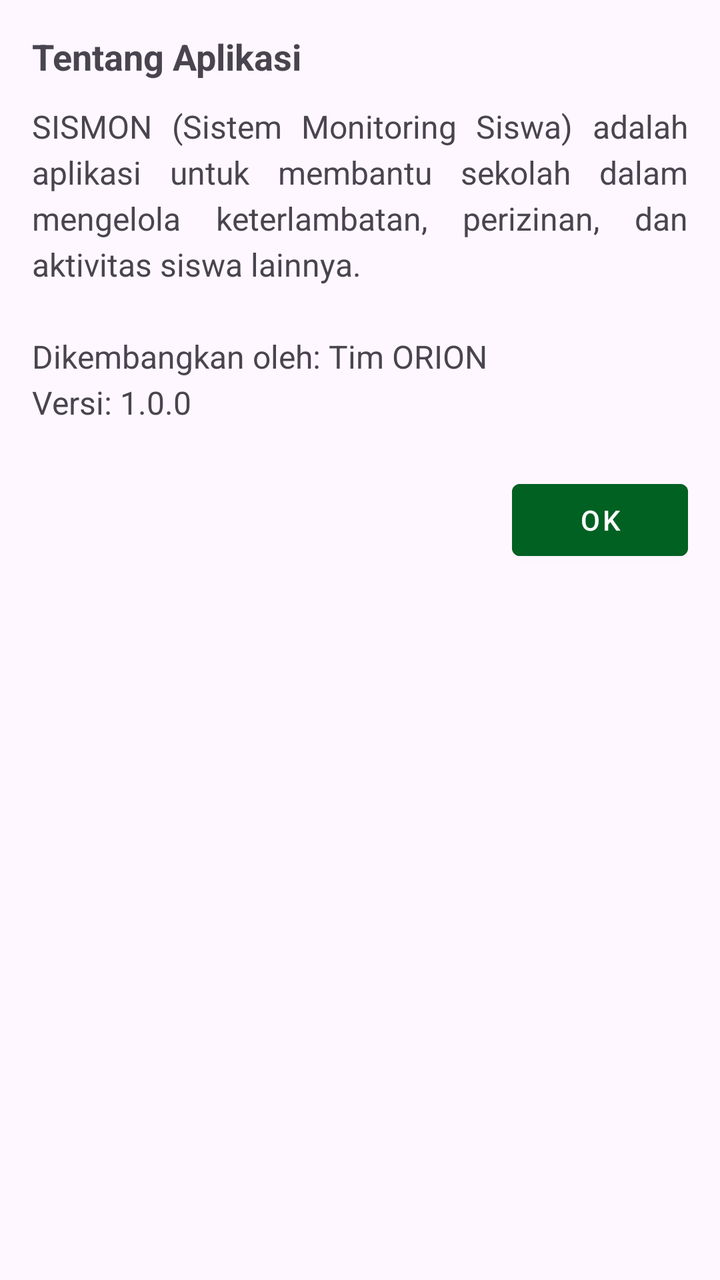
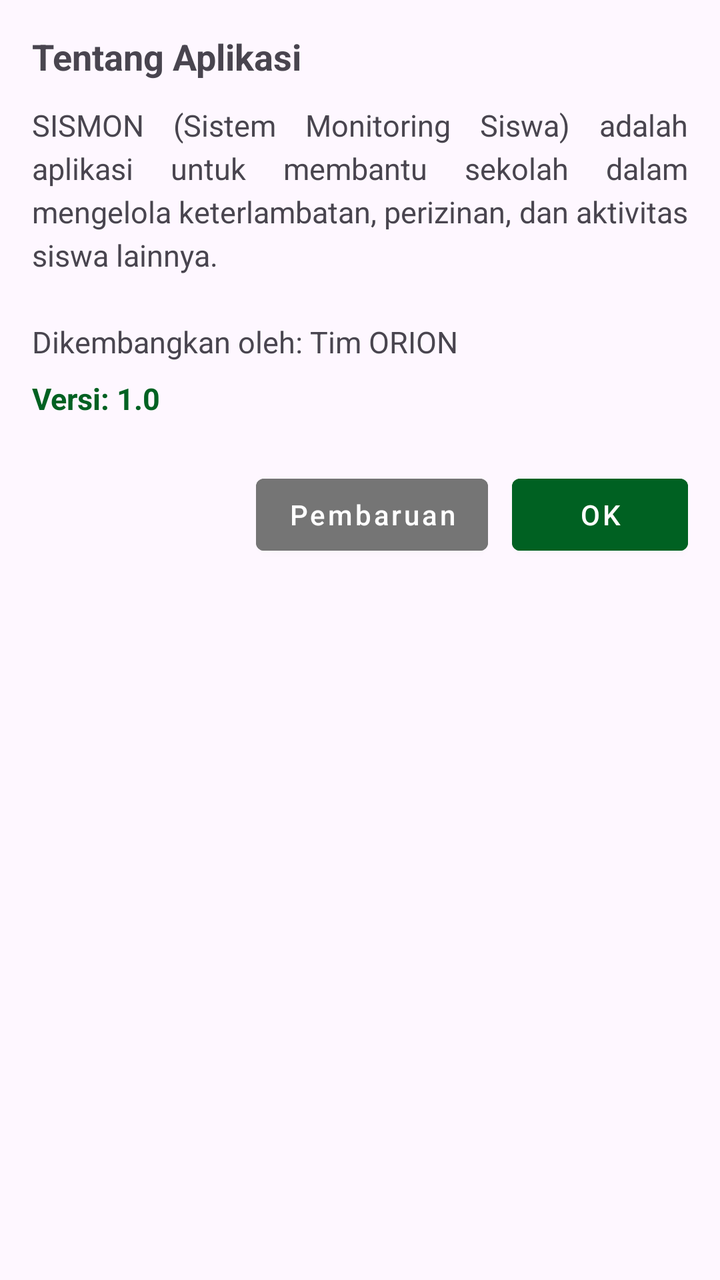

Compare the two renders of this Android layout. The source of the first and the diff that turns it into the second are given below.
<!-- AndroidManifest.xml: application theme Theme.OrionAPP -->
<!-- res/layout/dialog_tentang.xml -->
<?xml version="1.0" encoding="utf-8"?>
<LinearLayout xmlns:android="http://schemas.android.com/apk/res/android"
    xmlns:tools="http://schemas.android.com/tools"
    android:layout_width="match_parent"
    android:layout_height="wrap_content"
    android:orientation="vertical"
    android:paddingHorizontal="16dp"
    android:paddingTop="16dp"
    android:paddingBottom="12dp">

    <TextView
        android:id="@+id/tvTitle"
        android:layout_width="match_parent"
        android:layout_height="wrap_content"
        android:layout_marginBottom="12dp"
        android:textSize="18sp"
        android:textStyle="bold"
        android:text="Tentang Aplikasi" />

    <TextView
        android:id="@+id/tvMessage"
        android:layout_width="match_parent"
        android:layout_height="wrap_content"
        android:layout_marginBottom="24dp"
        android:textSize="16sp"
        android:lineSpacingExtra="4dp"
        android:justificationMode="inter_word"
        android:text="SISMON (Sistem Monitoring Siswa) adalah aplikasi untuk membantu sekolah dalam mengelola keterlambatan, perizinan, dan aktivitas siswa lainnya.\n\nDikembangkan oleh: Tim ORION\nVersi: 1.0.0" />


    <Button
        android:id="@+id/btnOK"
        style="@style/Widget.MaterialComponents.Button"
        android:layout_width="wrap_content"
        android:layout_height="wrap_content"
        android:backgroundTint="@color/primary"
        android:paddingLeft="16dp"
        android:paddingRight="16dp"
        android:layout_gravity="end"
        android:text="OK"
        android:textAllCaps="false" />
</LinearLayout>
<!-- resources referenced by this layout -->
<resources>
  <color name="primary">#006122</color>
  <style name="Theme.OrionAPP" parent="Theme.Material3.Light.NoActionBar">
          
          <item name="colorPrimary">@color/primary</item>
          <item name="colorOnPrimary">@color/white</item>
  
          
          <item name="android:colorBackground">@color/background</item>
          <item name="colorSurface">@color/white</item>
          <item name="colorOnSurface">@color/text</item>
  
          
          <item name="colorSecondary">@color/primary</item>
          <item name="colorOnSecondary">@color/white</item>
  
          
          <item name="android:statusBarColor">@color/primary</item>
          <item name="android:windowLightStatusBar">false</item>
  
          
          <item name="fontFamily">@font/inter</item>
  
          
          <item name="android:windowSplashScreenAnimatedIcon" tools:targetApi="31">@null</item>
          <item name="android:windowSplashScreenBackground" tools:targetApi="31">@color/white</item>
          <item name="android:windowSplashScreenAnimationDuration" tools:targetApi="31">0</item>
  
          
          <item name="materialButtonStyle">@style/OrionButton</item>
          <item name="textInputStyle">@style/OrionTextTitle</item>
          <item name="android:textColorHighlight">@color/highlight_primary</item>
  
          
          <item name="colorError">@color/error</item>
  
          <item name="searchViewStyle">@style/SearchViewStyle.White</item>
          <item name="toolbarNavigationButtonStyle">@style/OrionToolbarNavigationButtonStyle</item>
  
      </style>
  <color name="white">#ffffff</color>
  <color name="background">#f5f5f5</color>
  <color name="text">#1E1E1E</color>
  <style name="OrionButton" parent="Widget.Material3.Button">
          <item name="android:backgroundTint">@color/primary</item>
          <item name="android:textColor">@color/white</item>
          <item name="android:layout_marginHorizontal">4px</item>
          <item name="android:buttonCornerRadius" tools:targetApi="p">12dp</item>
      </style>
  <style name="OrionTextTitle" parent="Widget.Material3.TextInputLayout.OutlinedBox">
          <item name="boxStrokeColor">@color/primary</item>
          <item name="hintTextColor">@color/primary</item>
          <item name="boxBackgroundMode">outline</item>
      </style>
  <color name="highlight_primary">#C0006122</color>
  <color name="error">#D00000</color>
  <style name="SearchViewStyle.White" parent="Widget.AppCompat.SearchView">
          
          <item name="searchHintIcon">@drawable/ic_search_24</item>
          <item name="cursorColor">@color/white</item>
          <item name="submitBackground">@android:color/white</item>
          <item name="android:textColorHint">@color/white</item>
          <item name="android:textColor">@color/white</item>
          <item name="android:iconTint">@android:color/white</item>
          <item name="android:buttonTint">@android:color/white</item>
      </style>
  <style name="OrionToolbarNavigationButtonStyle" parent="Widget.AppCompat.Toolbar.Button.Navigation">
          <item name="android:tint">@color/white</item>
      </style>
  <!-- drawable ic_search_24 (drawable) -->
  <vector xmlns:android="http://schemas.android.com/apk/res/android" android:height="24dp" android:tint="#000000" android:viewportHeight="24" android:viewportWidth="24" android:width="24dp">
        
      <path android:fillColor="@android:color/white" android:pathData="M15.5,14h-0.79l-0.28,-0.27C15.41,12.59 16,11.11 16,9.5 16,5.91 13.09,3 9.5,3S3,5.91 3,9.5 5.91,16 9.5,16c1.61,0 3.09,-0.59 4.23,-1.57l0.27,0.28v0.79l5,4.99L20.49,19l-4.99,-5zM9.5,14C7.01,14 5,11.99 5,9.5S7.01,5 9.5,5 14,7.01 14,9.5 11.99,14 9.5,14z"/>
      
  </vector>
</resources>

<!-- the commit's change to res/layout/dialog_tentang.xml (unified diff, before → after) -->
@@ -21,22 +21,49 @@
         android:id="@+id/tvMessage"
         android:layout_width="match_parent"
         android:layout_height="wrap_content"
-        android:layout_marginBottom="24dp"
-        android:textSize="16sp"
+        android:textSize="15sp"
         android:lineSpacingExtra="4dp"
         android:justificationMode="inter_word"
-        android:text="SISMON (Sistem Monitoring Siswa) adalah aplikasi untuk membantu sekolah dalam mengelola keterlambatan, perizinan, dan aktivitas siswa lainnya.\n\nDikembangkan oleh: Tim ORION\nVersi: 1.0.0" />
+        android:text="SISMON (Sistem Monitoring Siswa) adalah aplikasi untuk membantu sekolah dalam mengelola keterlambatan, perizinan, dan aktivitas siswa lainnya.\n\nDikembangkan oleh: Tim ORION" />
 
+    <TextView
+        android:id="@+id/tvVersi"
+        android:layout_width="match_parent"
+        android:layout_height="wrap_content"
+        android:layout_marginTop="8dp"
+        android:layout_marginBottom="24dp"
+        android:textSize="15sp"
+        android:textStyle="bold"
+        android:textColor="@color/primary"
+        android:text="Versi: 1.0" />
 
-    <Button
-        android:id="@+id/btnOK"
-        style="@style/Widget.MaterialComponents.Button"
-        android:layout_width="wrap_content"
+    <LinearLayout
+        android:layout_width="match_parent"
         android:layout_height="wrap_content"
-        android:backgroundTint="@color/primary"
-        android:paddingLeft="16dp"
-        android:paddingRight="16dp"
-        android:layout_gravity="end"
-        android:text="OK"
-        android:textAllCaps="false" />
+        android:gravity="end"
+        android:orientation="horizontal">
+
+        <Button
+            android:id="@+id/btnUpdate"
+            style="@style/Widget.MaterialComponents.Button"
+            android:layout_width="wrap_content"
+            android:layout_height="wrap_content"
+            android:layout_marginEnd="12dp"
+            android:backgroundTint="@color/gray"
+            android:paddingLeft="16dp"
+            android:paddingRight="16dp"
+            android:text="Pembaruan"
+            android:textAllCaps="false" />
+
+        <Button
+            android:id="@+id/btnOK"
+            style="@style/Widget.MaterialComponents.Button"
+            android:layout_width="wrap_content"
+            android:layout_height="wrap_content"
+            android:backgroundTint="@color/primary"
+            android:paddingLeft="20dp"
+            android:paddingRight="20dp"
+            android:text="OK"
+            android:textAllCaps="false" />
+    </LinearLayout>
 </LinearLayout>
<!-- resource entries referenced after the edit -->
@@ -1,5 +1,6 @@
 <!-- resources referenced by this layout -->
 <resources>
+  <color name="gray">#757575</color>
   <color name="primary">#006122</color>
   <style name="Theme.OrionAPP" parent="Theme.Material3.Light.NoActionBar">
           
